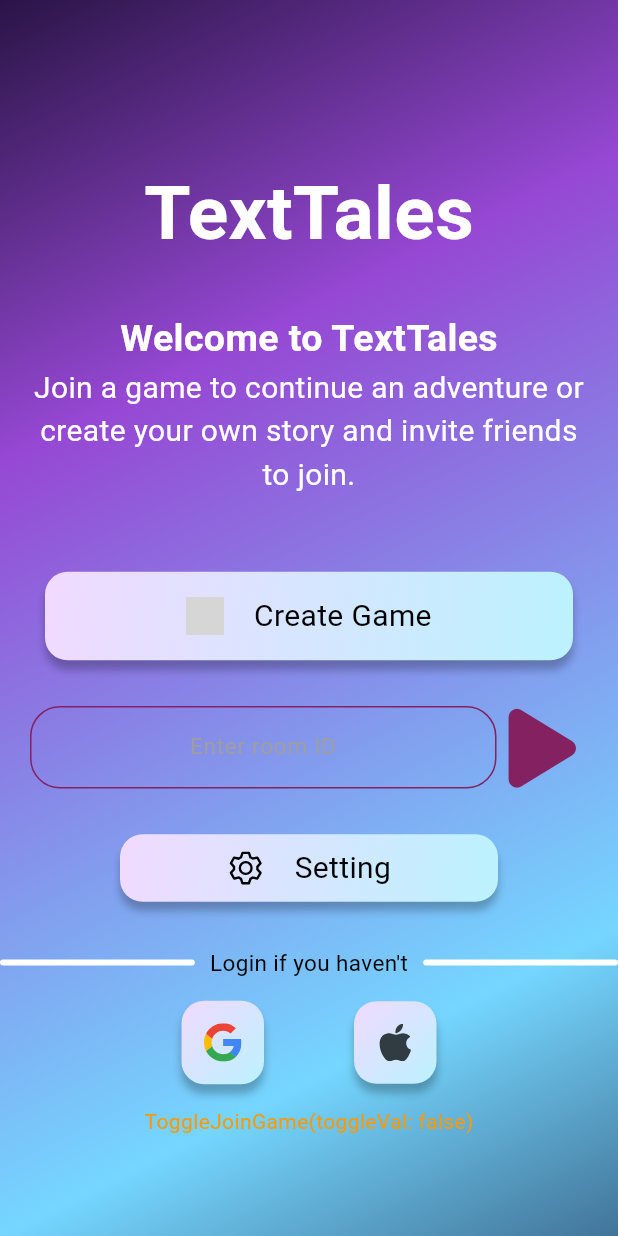
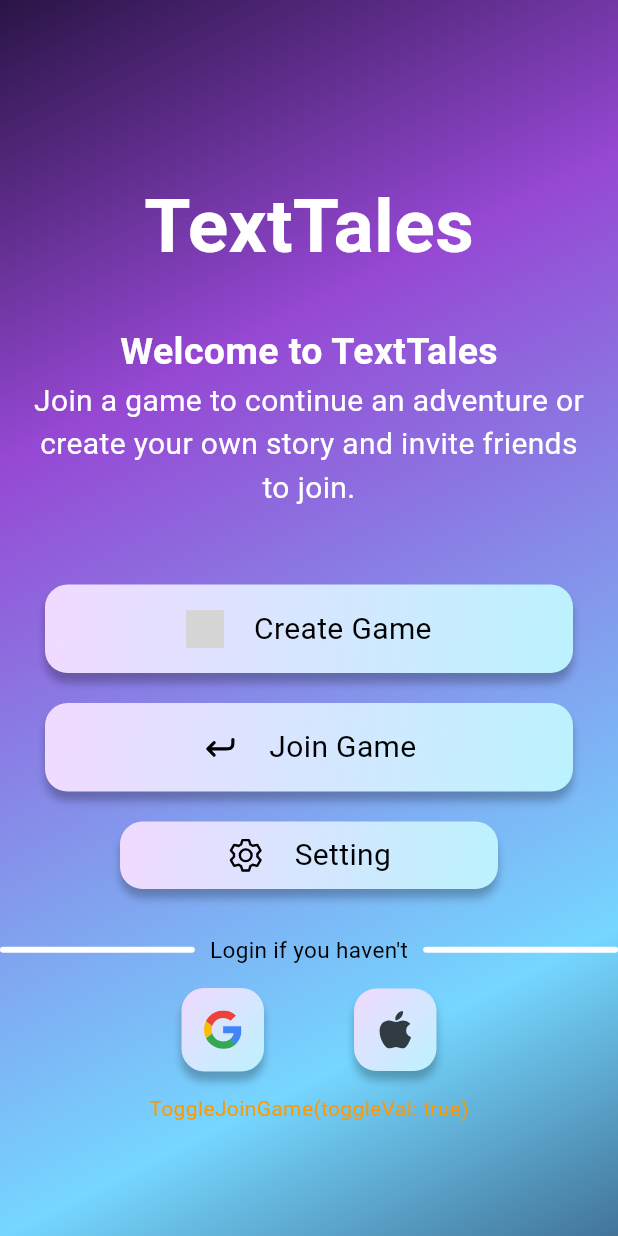
Before and after one commit to FrostyCake47/TextTales, a Flutter app: the screen it shows after launch, on a phone screen of 412 x 824 dp. Run offline on Flutter 3.47's test engine with Material 3 defaults, Android fonts, the phone set to English and light mode, and no system bars; our stand-ins replace firebase_auth, firebase_core, flutter_riverpod, flutter_spinkit, flutter_svg, fluttertoast and 4 more; missing offline and left inert: dart:ffi; accounts and stored records are empty; Roboto replaces fonts that are missing (Poppins); grey boxes are pictures that could not be loaded.

Commit message:
text area

```diff
--- a/lib/main.dart
+++ b/lib/main.dart
@@ -12,7 +12,7 @@ import 'package:texttales/screens/lobby.dart';
 import 'package:texttales/screens/story.dart';
 
 final playerProvider = StateNotifierProvider<PlayerNotifier, Player>((ref) => PlayerNotifier(Player('', '', '')));
-final toggleJoinGameProvider = StateNotifierProvider<ToggleJoinGameNotifier, ToggleJoinGame>((ref) => ToggleJoinGameNotifier(ToggleJoinGame(false)));
+final toggleJoinGameProvider = StateNotifierProvider<ToggleJoinGameNotifier, ToggleJoinGame>((ref) => ToggleJoinGameNotifier(ToggleJoinGame(true)));
 final gameSettingProvider = StateNotifierProvider<GameSettingNotifier, GameSetting>((ref) => GameSettingNotifier(GameSetting('Classic', 5, 200, 60)));
 
 Future<void> main() async {
--- a/lib/screens/home.dart
+++ b/lib/screens/home.dart
@@ -12,6 +12,7 @@ import 'package:fluttertoast/fluttertoast.dart';
 import 'package:riverpod/riverpod.dart';
 import 'package:font_awesome_flutter/font_awesome_flutter.dart';
 import 'package:texttales/components/homebtn.dart';
+import 'package:texttales/components/jointextarea.dart';
 import 'package:texttales/components/loginbtn.dart';
 
 import 'package:texttales/constants/colors.dart';
@@ -134,43 +135,7 @@ class HomeScreen extends ConsumerWidget {
                     ref.read(toggleJoinGameProvider.notifier).toggle();
                   },
                   child: HomeBtn(text: "Join Game", imgSrc: 'join',),
-                ) :
-
-                Container(
-                  margin: const EdgeInsets.symmetric(vertical: 10, horizontal: 20),
-                  child: Row(
-                    children: [
-                      Expanded(
-                        child: Container(
-                          margin: const EdgeInsets.fromLTRB(0, 0, 0, 0),
-                          child: TextField(
-                              controller: _joinGameController,
-                              textAlign: TextAlign.center,
-                              keyboardType: TextInputType.number,
-                              maxLength: 4,
-
-                              decoration: InputDecoration(
-                                hintText: 'Enter room ID',
-                                counterText: "",
-                                enabledBorder: OutlineInputBorder(
-                                  borderRadius: BorderRadius.circular(20),
-                                  borderSide: const BorderSide(color: secondaryColor, width: 1)
-                                ),
-                                focusedBorder: OutlineInputBorder(
-                                  borderRadius: BorderRadius.circular(20),
-                                  borderSide: const BorderSide(color: primaryColor, width: 1)
-                                ),
-                                hintStyle: textMedium.copyWith(color: Colors.grey, fontSize: 15)
-                              ),
-                              style: textMedium.copyWith(fontSize: 15),
-                          ),
-                        ),
-                      ),
-                      IconButton(onPressed: joinGame,
-                      icon: const FaIcon(FontAwesomeIcons.play), color: secondaryColor, iconSize: 60,),
-                    ],
-                  ),
-                ),
+                ) : JoinTextArea(joinGameController: _joinGameController, joinGame: joinGame, text: "Enter room ID"),
 
                 GestureDetector(
                   onTap: (){
```
Also changed, not shown: lib/components/jointextarea.dart (added, +59 -0 lines).
